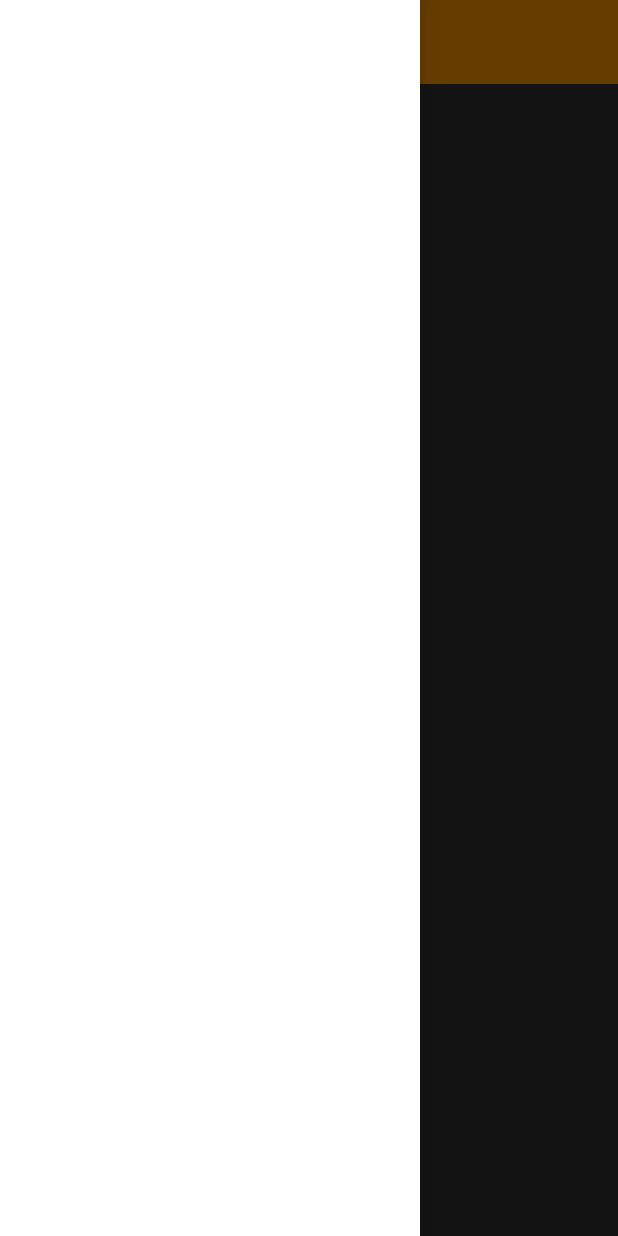
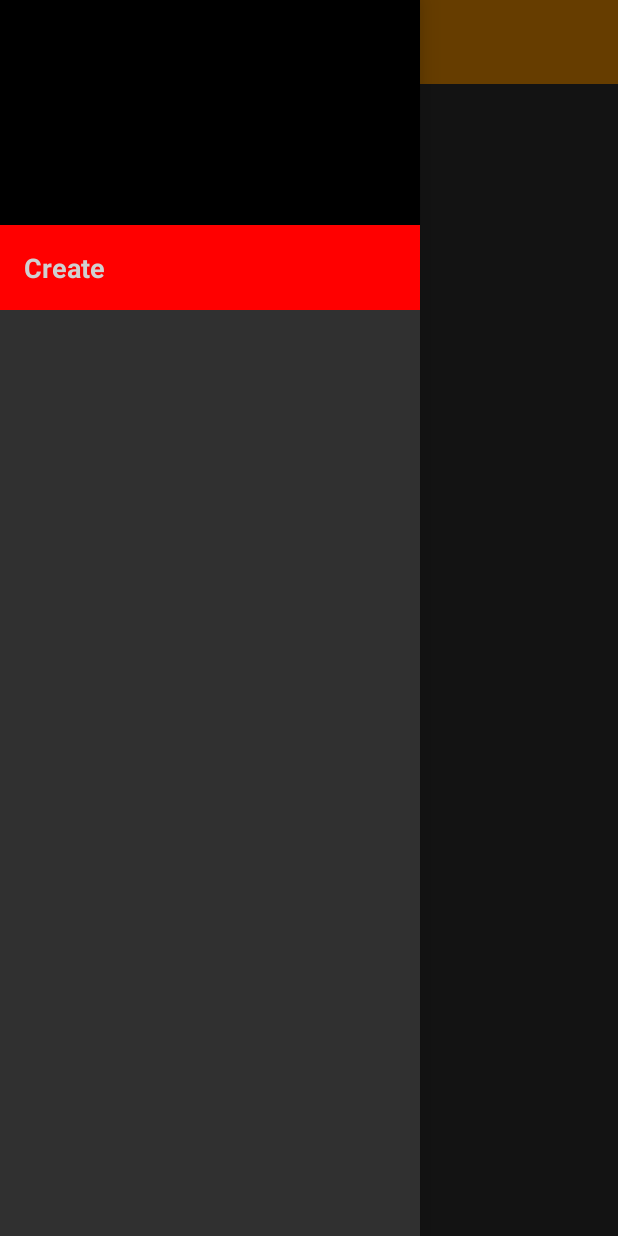
Before and after one commit to natthapach/01418346-Project-1, an Android app: the screen it shows after launch (MainActivity), with the side drawer open, on a phone screen of 412 x 824 dp. Run offline under Robolectric (Android 15) with nearby library versions, the phone set to English and light mode, and no system bars; our stand-ins replace Firebase (no records; nobody signed in at launch, a user with empty details on screens opened directly).

```diff
--- a/app/src/main/AndroidManifest.xml
+++ b/app/src/main/AndroidManifest.xml
@@ -1,6 +1,8 @@
 <?xml version="1.0" encoding="utf-8"?>
 <manifest xmlns:android="http://schemas.android.com/apk/res/android"
     package="cs.sci.ku.cookyalpha">
+
+    <uses-permission android:name="android.permission.READ_EXTERNAL_STORAGE"/>
 
     <application
         android:name=".MainApplication"
@@ -19,6 +21,7 @@
             </intent-filter>
         </activity>
         <activity android:name=".activities.RecipeActivity"></activity>
+        <activity android:name=".activities.EditRecipeActivity"></activity>
     </application>
 
 </manifest>
--- a/app/src/main/java/cs/sci/ku/cookyalpha/activities/MainActivity.java
+++ b/app/src/main/java/cs/sci/ku/cookyalpha/activities/MainActivity.java
@@ -1,5 +1,6 @@
 package cs.sci.ku.cookyalpha.activities;
 
+import android.content.Intent;
 import android.content.res.Configuration;
 import android.support.annotation.Nullable;
 import android.support.v4.widget.DrawerLayout;
@@ -8,6 +9,8 @@ import android.support.v7.app.AppCompatActivity;
 import android.os.Bundle;
 import android.support.v7.widget.Toolbar;
 import android.view.MenuItem;
+import android.view.View;
+import android.widget.LinearLayout;
 
 import cs.sci.ku.cookyalpha.R;
 import cs.sci.ku.cookyalpha.fragments.GlobalRecipeListFragment;
@@ -19,6 +22,7 @@ public class MainActivity extends AppCompatActivity {
     private DrawerLayout drawetLayout;
     private ActionBarDrawerToggle actionBarDrawerToggle;
     private Toolbar toolBar;
+    private LinearLayout createMenu;
 
     @Override
     protected void onCreate(Bundle savedInstanceState) {
@@ -39,12 +43,21 @@ public class MainActivity extends AppCompatActivity {
     private void initInstance() {
         toolBar = findViewById(R.id.toolbar);
         setSupportActionBar(toolBar);
+
         drawetLayout = findViewById(R.id.drawerLayout);
         actionBarDrawerToggle = new ActionBarDrawerToggle(this, drawetLayout, R.string.open_drawer, R.string.close_drawer);
         drawetLayout.setDrawerListener(actionBarDrawerToggle);
-
         getSupportActionBar().setHomeButtonEnabled(true);
         getSupportActionBar().setDisplayHomeAsUpEnabled(true);
+
+        createMenu = findViewById(R.id.ll_menu_create);
+        createMenu.setOnClickListener(new View.OnClickListener() {
+            @Override
+            public void onClick(View view) {
+                Intent intent = new Intent(MainActivity.this, EditRecipeActivity.class);
+                startActivity(intent);
+            }
+        });
     }
 
     @Override
--- a/app/src/main/java/cs/sci/ku/cookyalpha/dao/RecipePreview.java
+++ b/app/src/main/java/cs/sci/ku/cookyalpha/dao/RecipePreview.java
@@ -10,6 +10,7 @@ import com.google.firebase.database.PropertyName;
 @IgnoreExtraProperties
 public class RecipePreview {
     @PropertyName("img") public String imgUrl;
+    public byte[] datas;
 
     public RecipePreview(String imgUrl) {
         this.imgUrl = imgUrl;
--- a/app/src/main/res/layout/activity_main.xml
+++ b/app/src/main/res/layout/activity_main.xml
@@ -32,7 +32,31 @@
         android:layout_width="280dp"
         android:layout_height="match_parent"
         android:orientation="vertical"
-        android:background="#FFF">
-
+        android:background="@color/DarkBackground">
+        <LinearLayout
+            android:padding="@dimen/spacing"
+            android:background="#000"
+            android:orientation="vertical"
+            android:layout_width="match_parent"
+            android:layout_height="150dp">
+        </LinearLayout>
+        <LinearLayout
+            android:orientation="vertical"
+            android:layout_width="match_parent"
+            android:layout_height="match_parent">
+            <LinearLayout
+                android:padding="@dimen/spacing"
+                android:background="#F00"
+                android:orientation="vertical"
+                android:id="@+id/ll_menu_create"
+                android:layout_width="match_parent"
+                android:layout_height="wrap_content">
+                <TextView
+                    android:text="@string/menu_create"
+                    style="@style/Header2.Light"
+                    android:layout_width="wrap_content"
+                    android:layout_height="wrap_content" />
+            </LinearLayout>
+        </LinearLayout>
     </LinearLayout>
 </android.support.v4.widget.DrawerLayout>
--- /dev/null
+++ b/app/src/main/res/layout/fragment_edit_ingredients.xml
@@ -0,0 +1,6 @@
+<?xml version="1.0" encoding="utf-8"?>
+<LinearLayout xmlns:android="http://schemas.android.com/apk/res/android"
+    android:orientation="vertical" android:layout_width="match_parent"
+    android:layout_height="match_parent">
+
+</LinearLayout>
--- a/app/src/main/res/values/strings.xml
+++ b/app/src/main/res/values/strings.xml
@@ -10,4 +10,5 @@
     <string name="recipe_people_label">For People</string>
     <string name="recipe_preview_image">Preview Image</string>
     <string name="select">Select</string>
+    <string name="menu_create">Create</string>
 </resources>
```
Also changed, not shown: app/src/main/java/cs/sci/ku/cookyalpha/activities/EditRecipeActivity.java (added, +34 -0 lines), app/src/main/java/cs/sci/ku/cookyalpha/fragments/EditRecipePreviewFragment.java (added, +99 -0 lines), app/src/main/java/cs/sci/ku/cookyalpha/managers/FirebaseRecipeManager.java (+33 -0 lines), app/src/main/res/layout/activity_edit_recipe.xml (added, +22 -0 lines), app/src/main/res/layout/fragment_edit_preview.xml (renamed from app/src/main/res/layout/fragment_edit_procedure.xml, +18 -9 lines), app/src/main/res/layout/item_category.xml (added, +8 -0 lines).
